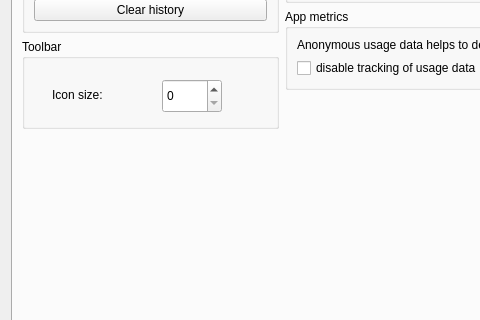
The window that src/dialogs/settingsdialog.ui (pbek/QOwnNotes) describes before a commit, drawn with Qt 5; both pictures show x 0 to 480 and y 396 to 716 of the 1237 by 888 pixel window.
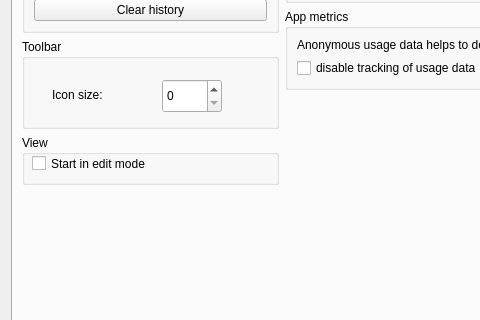
The same window after the commit. Icons and pictures are not drawn. Custom widgets are drawn as their Qt base class.

Commit message:
Start in set mode
Added settings to set the view mode for start(edit mode or markdown
mode)

```diff
--- a/src/dialogs/settingsdialog.ui
+++ b/src/dialogs/settingsdialog.ui
@@ -631,7 +631,7 @@
         </attribute>
         <layout class="QHBoxLayout" name="horizontalLayout">
          <item>
-          <layout class="QVBoxLayout" name="verticalLayout_4" stretch="0,0,0,0,0,0">
+          <layout class="QVBoxLayout" name="verticalLayout_4" stretch="0,0,0,0,0,0,0">
            <property name="leftMargin">
             <number>0</number>
            </property>
@@ -872,6 +872,32 @@
              </widget>
             </widget>
            </item>
+           <item>
+            <widget class="QGroupBox" name="groupBox_8">
+             <property name="minimumSize">
+              <size>
+               <width>0</width>
+               <height>50</height>
+              </size>
+             </property>
+             <property name="title">
+              <string>View</string>
+             </property>
+             <widget class="QCheckBox" name="setViewMode">
+              <property name="geometry">
+               <rect>
+                <x>10</x>
+                <y>20</y>
+                <width>210</width>
+                <height>17</height>
+               </rect>
+              </property>
+              <property name="text">
+               <string>Start in edit mode</string>
+              </property>
+             </widget>
+            </widget>
+           </item>
            <item>
             <spacer name="verticalSpacer_5">
              <property name="orientation">
```
Left out of the diff: 8 changed lines with no effect on the pictures. The commit also changes 5 other files.
